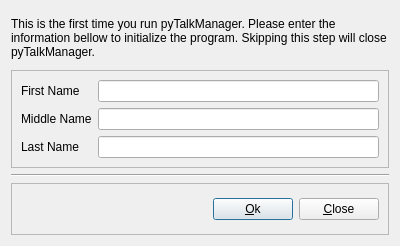
Old version of the form gui/InitWindow.ui in the repository JoelMon/pyTalkManager.
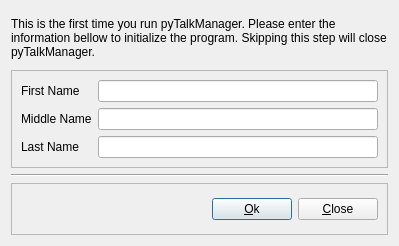
New version of the form.

Commit message: Updated the ui and py files of InitWindow

```diff
--- a/gui/InitWindow.ui
+++ b/gui/InitWindow.ui
@@ -6,7 +6,7 @@
    <rect>
     <x>0</x>
     <y>0</y>
-    <width>400</width>
+    <width>399</width>
     <height>246</height>
    </rect>
   </property>
```
The commit also changes 1 other file.
